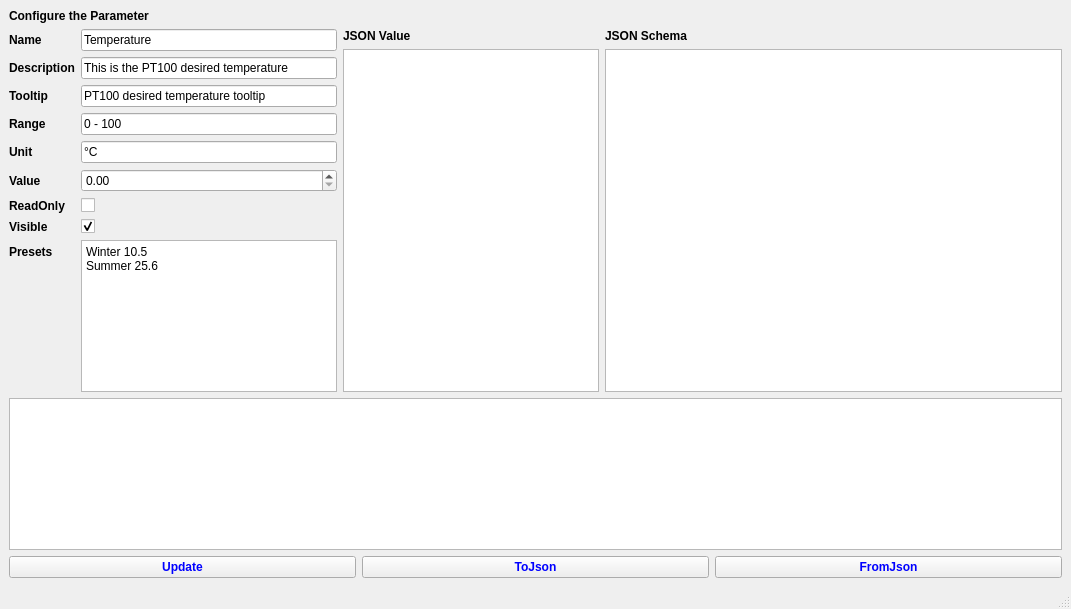
g-gualeni/QtNoid2, file Examples/AppParameterBasicUsage/mainwindow.ui: the form before one commit.
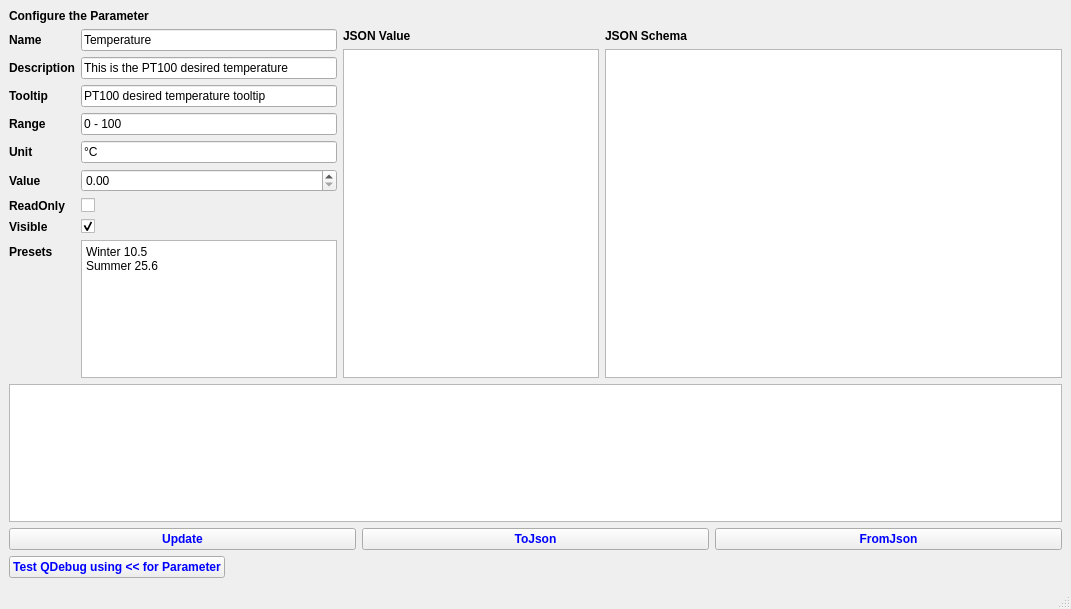
The form after the commit.

Commit message: Sistenata emplace, sistemata funzione di debug per paramter e parameterlist

The edit to the form file:
```diff
--- a/Examples/AppParameterBasicUsage/mainwindow.ui
+++ b/Examples/AppParameterBasicUsage/mainwindow.ui
@@ -308,6 +308,33 @@
       </property>
      </spacer>
     </item>
+    <item>
+     <layout class="QGridLayout" name="gridLayout">
+      <item row="0" column="0">
+       <widget class="QPushButton" name="cmdQDebug">
+        <property name="styleSheet">
+         <string notr="true">color: blue;font-weight: bold;</string>
+        </property>
+        <property name="text">
+         <string>Test QDebug using &lt;&lt; for Parameter</string>
+        </property>
+       </widget>
+      </item>
+      <item row="0" column="1">
+       <spacer name="horizontalSpacer">
+        <property name="orientation">
+         <enum>Qt::Orientation::Horizontal</enum>
+        </property>
+        <property name="sizeHint" stdset="0">
+         <size>
+          <width>40</width>
+          <height>20</height>
+         </size>
+        </property>
+       </spacer>
+      </item>
+     </layout>
+    </item>
    </layout>
   </widget>
   <widget class="QMenuBar" name="menubar">
```
The commit also changes 13 other files.
